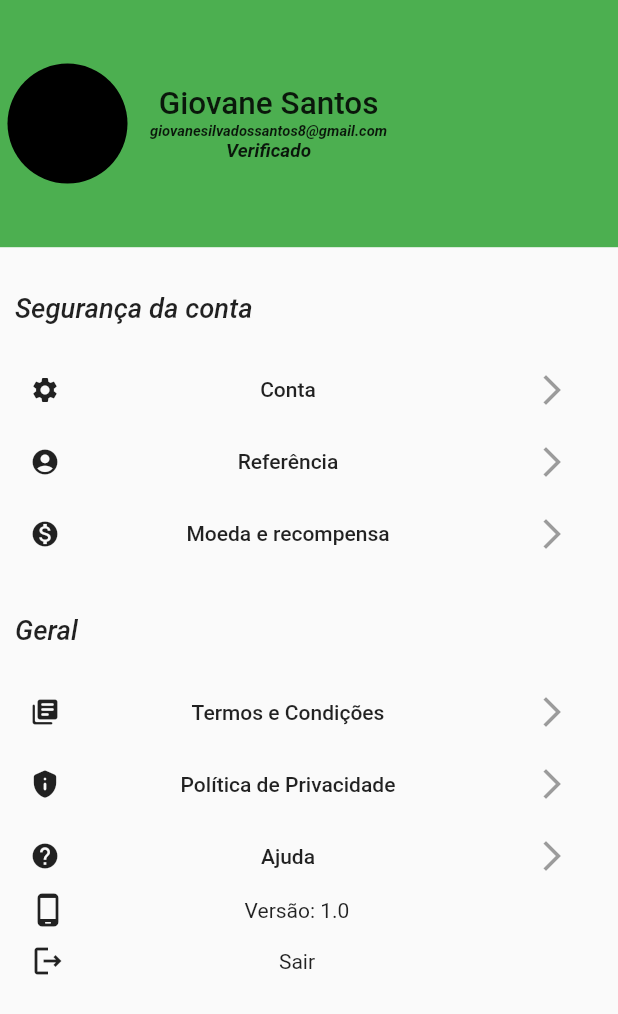
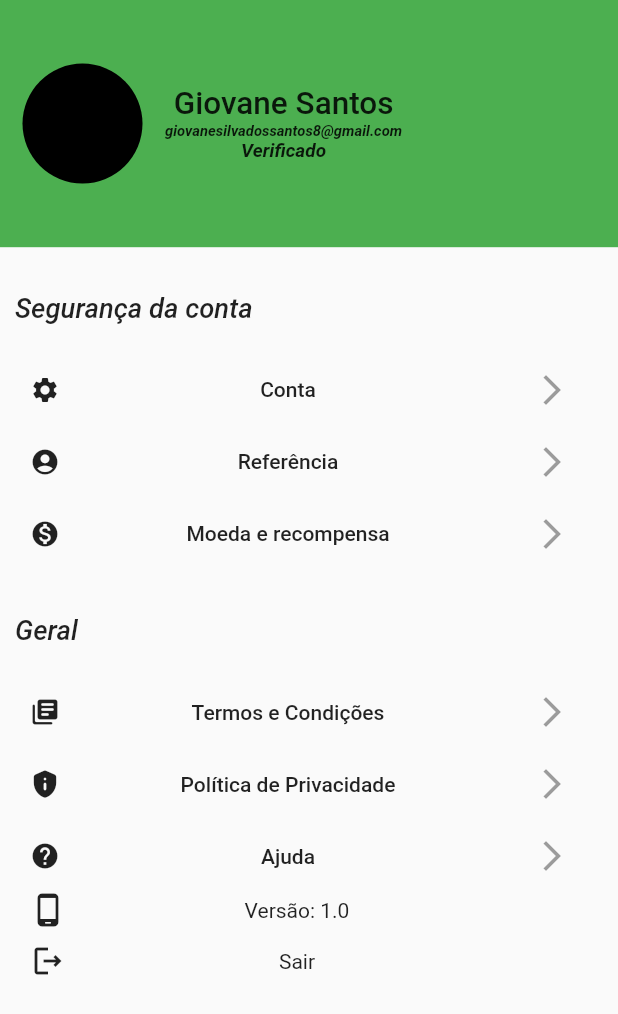
Before and after one commit to giovane358/aplication_trash, a Flutter app: the SettingsPage screen opened directly, on a phone screen of 412 x 824 dp. Shown: the top 1014 px of the screen. Run offline on Flutter 3.47's test engine with Material 2 defaults, Android fonts, the phone set to English and light mode, and no system bars; our stand-ins replace cloud_firestore, firebase_auth, firebase_core, get, sliding_clipped_nav_bar; accounts and stored records are empty.

Commit message:
Settings v1

```diff
--- a/lib/pages/home/settings.dart
+++ b/lib/pages/home/settings.dart
@@ -25,7 +25,7 @@ class _SettingsPageState extends State<SettingsPage> {
             child: const Row(
               children: [
                 Padding(
-                  padding: EdgeInsets.only(left: 5),
+                  padding: EdgeInsets.only(left: 15),
                   child: CircleAvatar(
                     maxRadius: 40,
                     backgroundColor: Colors.black,
```
